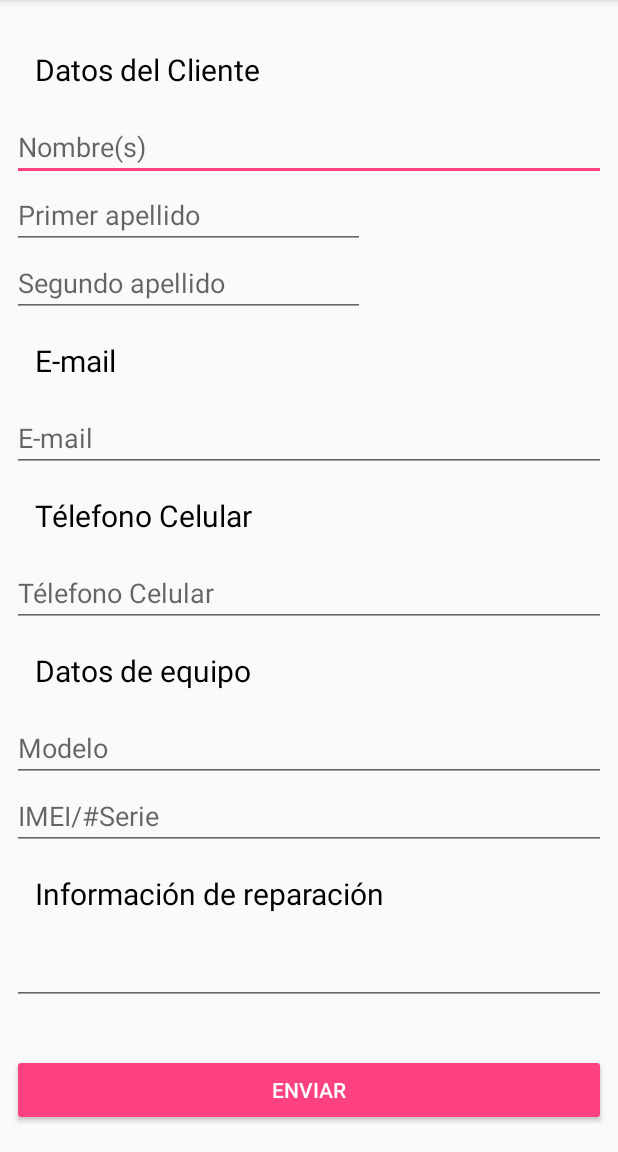
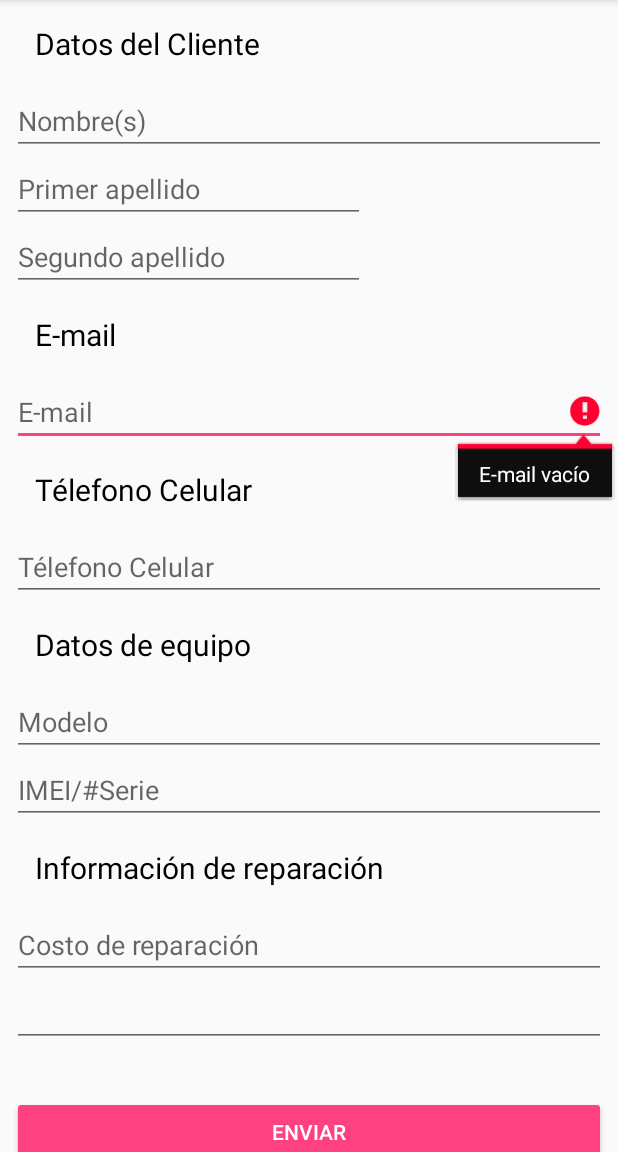
Before and after one commit to hecthor0/FixNote, an Android app: the screen it shows after launch (MainActivity), after a tap on "ENVIAR", on a phone screen of 412 x 824 dp, the part 84-1236 px from its top. Run offline under Robolectric (Android 15) with nearby library versions, the phone set to English and light mode, and no system bars.

Commit message:
Validación de e-mail *Se agrego campo de costo

```diff
--- a/app/src/main/java/com/example/hector/fixnote/MainActivity.java
+++ b/app/src/main/java/com/example/hector/fixnote/MainActivity.java
@@ -27,7 +27,7 @@ public class MainActivity extends AppCompatActivity {
 
     Session session;
 
-    EditText nombre,apellido1,apellido2,email,celular,modelo,id_equipo,info_repa;
+    EditText nombre,apellido1,apellido2,email,celular,modelo,id_equipo,info_repa,costo;
     Button enviar;
 
     @Override
@@ -45,6 +45,7 @@ public class MainActivity extends AppCompatActivity {
         modelo = (EditText)findViewById(R.id.modelo);
         id_equipo = (EditText)findViewById(R.id.id_equipo);
         info_repa = (EditText)findViewById(R.id.info_repa);
+        costo = (EditText)findViewById(R.id.costo);
         enviar =(Button)findViewById(R.id.enviar);
 
 
@@ -79,28 +80,35 @@ public class MainActivity extends AppCompatActivity {
                     */
                     String mail = email.getText().toString();
 
+                    if(mail.isEmpty()){
+                        email.setError("E-mail vacío");
+                        email.requestFocus();
+
+                    }else{
+
                         if (session != null) {
                             InternetAddress[] internetAddresses = {
                                     new InternetAddress("hecthorgarcia0@gmail.com"),//ccarloscastillo96@gmail.com
-                                new InternetAddress(mail) };
+                                    new InternetAddress(mail)};
 
-                        String contenido =  "<h3>Cliente: </h3>"+
-                                "<h4>"+
-                                "Nombre: "+
-                                nombre.getText().toString()+" "+
-                                apellido1.getText().toString()+" "+
-                                apellido2.getText().toString()+"<br>"+
-                                "Celular: "+
-                                celular.getText().toString()+"<br>"+
-                                "</h4>"+
-                                "<h3>Equipo: </h3>"+
-                                "<h4>"+
-                                "Modelo: "+
-                                modelo.getText().toString()+"<br>"+
-                                "IMEI/#Serie: "+
-                                id_equipo.getText().toString()+"<br>"+
-                                "Detalles de reparación: "+
-                                info_repa.getText().toString()+
+                            String contenido = "<h3>Cliente: </h3>" +
+                                    "<h4>" +
+                                    "Nombre: " +
+                                    nombre.getText().toString() + " " +
+                                    apellido1.getText().toString() + " " +
+                                    apellido2.getText().toString() + "<br>" +
+                                    "Celular: " +
+                                    celular.getText().toString() + "<br>" +
+                                    "</h4>" +
+                                    "<h3>Equipo: </h3>" +
+                                    "<h4>" +
+                                    "Modelo: " +
+                                    modelo.getText().toString() + "<br>" +
+                                    "IMEI/#Serie: " +
+                                    id_equipo.getText().toString() + "<br>" +
+                                    "Detalles de reparación: " +
+                                    info_repa.getText().toString() + "<br><br>" +
+                                    "Gracias por confiar en centurión, nuestros técnicos pondrán todo el empeño para reparar tu equipo." +
                                     "</h4>";
 
                             Message message = new MimeMessage(session);
@@ -124,6 +132,7 @@ public class MainActivity extends AppCompatActivity {
                             id_equipo.setText("");
                             info_repa.setText("");
                         }
+                    }
 
 
                 } catch (Exception e) {
--- a/app/src/main/res/layout/activity_main.xml
+++ b/app/src/main/res/layout/activity_main.xml
@@ -130,9 +130,18 @@
                 android:textSize="20sp" />
 
             <EditText
+                android:id="@+id/costo"
+                android:layout_width="match_parent"
+                android:layout_height="wrap_content"
+                android:ems="10"
+                android:hint="@string/costo"
+                android:inputType="number" />
+
+            <EditText
                 android:id="@+id/info_repa"
                 android:layout_width="match_parent"
                 android:layout_height="wrap_content"
+                android:contentDescription="@string/info"
                 android:ems="10"
                 android:inputType="textMultiLine" />
 
--- a/app/src/main/res/values/colors.xml
+++ b/app/src/main/res/values/colors.xml
@@ -1,6 +1,6 @@
 <?xml version="1.0" encoding="utf-8"?>
 <resources>
     <color name="colorPrimary">#000000</color>
-    <color name="colorPrimaryDark">#000000</color>
+    <color name="colorPrimaryDark">#202020</color>
     <color name="colorAccent">#FF4081</color>
 </resources>
--- a/app/src/main/res/values/ic_launcher_background.xml
+++ b/app/src/main/res/values/ic_launcher_background.xml
@@ -1,4 +1,4 @@
 <?xml version="1.0" encoding="utf-8"?>
 <resources>
-    <color name="ic_launcher_background">#A60100</color>
+    <color name="ic_launcher_background">#a60100</color>
 </resources>
--- a/app/src/main/res/values/strings.xml
+++ b/app/src/main/res/values/strings.xml
@@ -11,5 +11,6 @@
     <string name="modelo">Modelo</string>
     <string name="id_equipo">IMEI/#Serie</string>
     <string name="info">Información de reparación</string>
+    <string name="costo">Costo de reparación</string>
 
 </resources>
```
Lines whose indentation alone changed are shown as unchanged.
